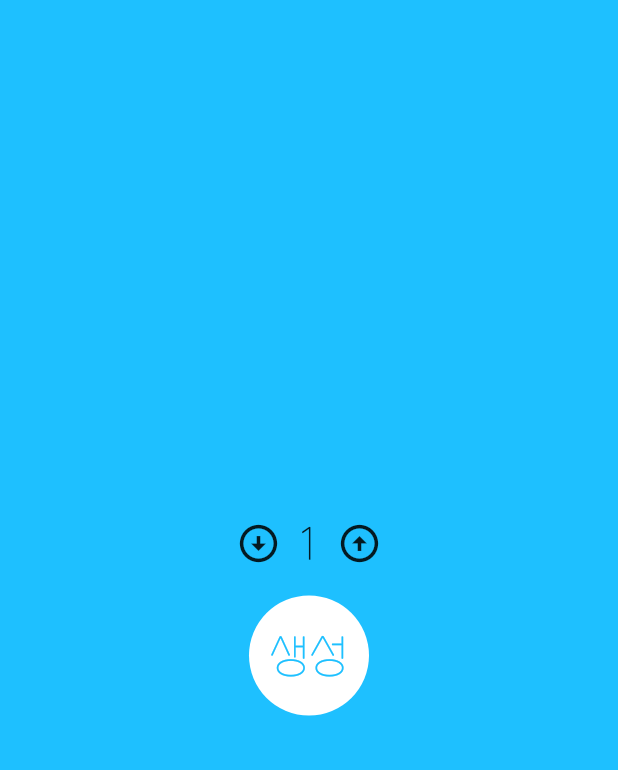
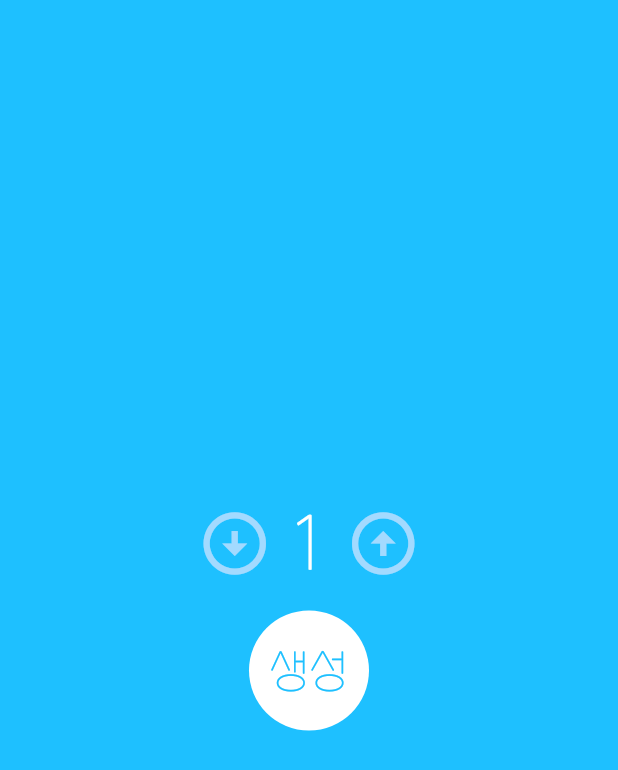
Before and after one commit to heooony/Lotto, a Flutter app: the screen it shows after launch, on a phone screen of 412 x 824 dp. Shown: the top 770 px of the screen. Run offline on Flutter 3.47's test engine with Material 2 defaults, Android fonts, the phone set to English and light mode, and no system bars; missing offline and left inert: draggable_scrollbar.

Commit message:
fix sdk version

```diff
--- a/lib/main.dart
+++ b/lib/main.dart
@@ -38,7 +38,8 @@ class _MyAppState extends State<MyApp> {
                     },
                     child: Icon(
                       Icons.arrow_circle_down_sharp,
-                      size: 30.0,
+                      color: Color(color1),
+                      size: 50.0,
                     ),
                   ),
                   SizedBox(
@@ -46,7 +47,10 @@ class _MyAppState extends State<MyApp> {
                   ),
                   Text(
                     makeTry.toString(),
-                    style: TextStyle(fontSize: 30.0, fontFamily: 'Nixgone'),
+                    style: TextStyle(
+                        fontSize: 50.0,
+                        fontFamily: 'Nixgone',
+                        color: Colors.white),
                   ),
                   SizedBox(
                     width: 10.0,
@@ -59,7 +63,8 @@ class _MyAppState extends State<MyApp> {
                     },
                     child: Icon(
                       Icons.arrow_circle_up_sharp,
-                      size: 30.0,
+                      color: Color(color1),
+                      size: 50.0,
                     ),
                   )
                 ],
@@ -68,6 +73,8 @@ class _MyAppState extends State<MyApp> {
             SizedBox(
               height: 20.0,
             ),
+            Stack(
+              children: [
                 FlatButton(
                   shape: CircleBorder(),
                   padding: EdgeInsets.all(25.0),
@@ -87,6 +94,8 @@ class _MyAppState extends State<MyApp> {
                   ),
                 ),
               ],
+            ),
+          ],
         )),
       ),
     );
```
Also changed, not shown: lib/result_screen.dart (+14 -2 lines), 12 other files. Lines whose indentation alone changed are shown as unchanged.
